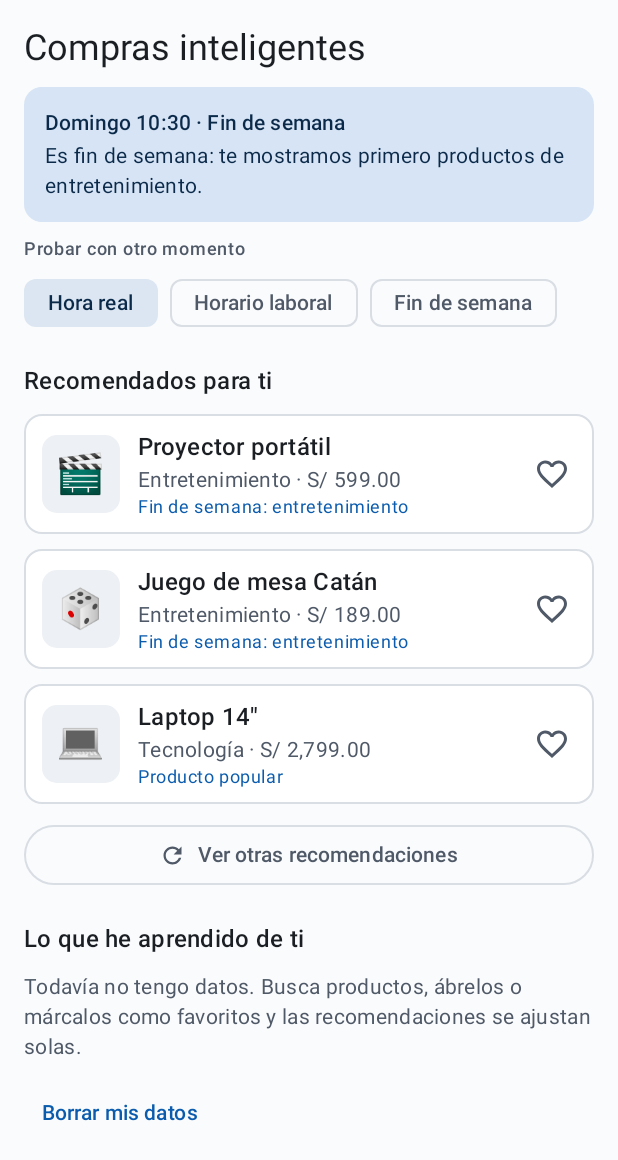
After one commit to AbnerGA7/ComprasInteligentes, an Android app built with Jetpack Compose: the composable RecomendadosScreen shown on its own in the app's theme, on a phone screen of 412 x 824 dp. The commit adds this screen. Shown: the top 1160 px of the screen. Run offline under Robolectric (Android 15) with nearby library versions, the phone set to English and light mode, and no system bars; 2 statements that could not run were skipped.

Commit message:
Diseño la interfaz simple: Para ti, Productos y Favoritos
Tema claro y sobrio, filas de producto con motivo de la recomendación y
detalle en diálogo.

```diff
--- /dev/null
+++ b/app/src/main/java/com/grupo3/compras/ui/Componentes.kt
@@ -0,0 +1,158 @@
+package com.grupo3.compras.ui
+
+import androidx.compose.foundation.BorderStroke
+import androidx.compose.foundation.background
+import androidx.compose.foundation.clickable
+import androidx.compose.foundation.layout.Arrangement
+import androidx.compose.foundation.layout.Box
+import androidx.compose.foundation.layout.Column
+import androidx.compose.foundation.layout.Row
+import androidx.compose.foundation.layout.Spacer
+import androidx.compose.foundation.layout.fillMaxWidth
+import androidx.compose.foundation.layout.padding
+import androidx.compose.foundation.layout.size
+import androidx.compose.foundation.layout.width
+import androidx.compose.foundation.shape.RoundedCornerShape
+import androidx.compose.material.icons.Icons
+import androidx.compose.material.icons.filled.Favorite
+import androidx.compose.material.icons.filled.FavoriteBorder
+import androidx.compose.material3.AlertDialog
+import androidx.compose.material3.Icon
+import androidx.compose.material3.IconButton
+import androidx.compose.material3.MaterialTheme
+import androidx.compose.material3.Surface
+import androidx.compose.material3.Text
+import androidx.compose.material3.TextButton
+import androidx.compose.runtime.Composable
+import androidx.compose.ui.Alignment
+import androidx.compose.ui.Modifier
+import androidx.compose.ui.graphics.Color
+import androidx.compose.ui.text.font.FontWeight
+import androidx.compose.ui.text.style.TextAlign
+import androidx.compose.ui.text.style.TextOverflow
+import androidx.compose.ui.unit.dp
+import androidx.compose.ui.unit.sp
+import com.grupo3.compras.domain.Producto
+
+private val RojoFavorito = Color(0xFFC62828)
+
+@Composable
+fun FilaProducto(
+    producto: Producto,
+    esFavorito: Boolean,
+    onClick: () -> Unit,
+    onFavorito: () -> Unit,
+    modifier: Modifier = Modifier,
+    motivo: String? = null
+) {
+    Surface(
+        shape = RoundedCornerShape(12.dp),
+        color = MaterialTheme.colorScheme.surface,
+        border = BorderStroke(1.dp, MaterialTheme.colorScheme.outlineVariant),
+        modifier = modifier.fillMaxWidth()
+    ) {
+        Row(
+            modifier = Modifier
+                .clickable(onClick = onClick)
+                .padding(start = 12.dp, top = 10.dp, bottom = 10.dp, end = 4.dp),
+            verticalAlignment = Alignment.CenterVertically
+        ) {
+            Box(
+                modifier = Modifier
+                    .size(52.dp)
+                    .background(MaterialTheme.colorScheme.surfaceVariant, RoundedCornerShape(10.dp)),
+                contentAlignment = Alignment.Center
+            ) {
+                Text(producto.emoji, fontSize = 26.sp)
+            }
+            Spacer(Modifier.width(12.dp))
+            Column(Modifier.weight(1f)) {
+                Text(
+                    producto.nombre,
+                    style = MaterialTheme.typography.titleMedium,
+                    maxLines = 2,
+                    overflow = TextOverflow.Ellipsis
+                )
+                Text(
+                    "${producto.categoria.etiqueta} · ${producto.precio.soles()}",
+                    style = MaterialTheme.typography.bodyMedium,
+                    color = MaterialTheme.colorScheme.onSurfaceVariant
+                )
+                if (motivo != null) {
+                    Text(
+                        motivo,
+                        style = MaterialTheme.typography.bodySmall,
+                        color = MaterialTheme.colorScheme.primary
+                    )
+                }
+            }
+            IconButton(onClick = onFavorito) {
+                Icon(
+                    imageVector = if (esFavorito) Icons.Filled.Favorite else Icons.Filled.FavoriteBorder,
+                    contentDescription = if (esFavorito) "Quitar de favoritos" else "Agregar a favoritos",
+                    tint = if (esFavorito) RojoFavorito else MaterialTheme.colorScheme.onSurfaceVariant
+                )
+            }
+        }
+    }
+}
+
+@Composable
+fun DetalleProducto(
+    producto: Producto,
+    esFavorito: Boolean,
+    onFavorito: () -> Unit,
+    onCerrar: () -> Unit
+) {
+    AlertDialog(
+        onDismissRequest = onCerrar,
+        containerColor = MaterialTheme.colorScheme.surface,
+        title = { Text(producto.nombre) },
+        text = {
+            Column(verticalArrangement = Arrangement.spacedBy(8.dp)) {
+                Text(producto.emoji, fontSize = 44.sp)
+                Text(
+                    "${producto.categoria.etiqueta} · ${producto.precio.soles()}",
+                    style = MaterialTheme.typography.titleSmall,
+                    fontWeight = FontWeight.SemiBold
+                )
+                Text(producto.descripcion, style = MaterialTheme.typography.bodyMedium)
+            }
+        },
+        confirmButton = {
+            TextButton(onClick = onFavorito) {
+                Text(if (esFavorito) "Quitar de favoritos" else "Agregar a favoritos")
+            }
+        },
+        dismissButton = { TextButton(onClick = onCerrar) { Text("Cerrar") } }
+    )
+}
+
+@Composable
+fun TituloSeccion(texto: String, modifier: Modifier = Modifier) {
+    Text(
+        texto,
+        style = MaterialTheme.typography.titleMedium,
+        fontWeight = FontWeight.SemiBold,
+        modifier = modifier
+    )
+}
+
+@Composable
+fun EstadoVacio(titulo: String, detalle: String, modifier: Modifier = Modifier) {
+    Column(
+        modifier = modifier
+            .fillMaxWidth()
+            .padding(horizontal = 24.dp, vertical = 40.dp),
+        horizontalAlignment = Alignment.CenterHorizontally,
+        verticalArrangement = Arrangement.spacedBy(6.dp)
+    ) {
+        Text(titulo, style = MaterialTheme.typography.titleMedium, textAlign = TextAlign.Center)
+        Text(
+            detalle,
+            style = MaterialTheme.typography.bodyMedium,
+            color = MaterialTheme.colorScheme.onSurfaceVariant,
+            textAlign = TextAlign.Center
+        )
+    }
+}
--- /dev/null
+++ b/app/src/main/java/com/grupo3/compras/ui/RecomendadosScreen.kt
@@ -0,0 +1,194 @@
+package com.grupo3.compras.ui
+
+import androidx.compose.foundation.horizontalScroll
+import androidx.compose.foundation.layout.Arrangement
+import androidx.compose.foundation.layout.Column
+import androidx.compose.foundation.layout.PaddingValues
+import androidx.compose.foundation.layout.Row
+import androidx.compose.foundation.layout.Spacer
+import androidx.compose.foundation.layout.fillMaxWidth
+import androidx.compose.foundation.layout.padding
+import androidx.compose.foundation.layout.size
+import androidx.compose.foundation.layout.width
+import androidx.compose.foundation.lazy.LazyColumn
+import androidx.compose.foundation.lazy.items
+import androidx.compose.foundation.rememberScrollState
+import androidx.compose.material.icons.Icons
+import androidx.compose.material.icons.filled.Refresh
+import androidx.compose.material3.AlertDialog
+import androidx.compose.material3.ExperimentalMaterial3Api
+import androidx.compose.material3.FilterChip
+import androidx.compose.material3.Icon
+import androidx.compose.material3.LinearProgressIndicator
+import androidx.compose.material3.MaterialTheme
+import androidx.compose.material3.OutlinedButton
+import androidx.compose.material3.Surface
+import androidx.compose.material3.Text
+import androidx.compose.material3.TextButton
+import androidx.compose.runtime.Composable
+import androidx.compose.runtime.getValue
+import androidx.compose.runtime.mutableStateOf
+import androidx.compose.runtime.saveable.rememberSaveable
+import androidx.compose.runtime.setValue
+import androidx.compose.ui.Modifier
+import androidx.compose.ui.unit.dp
+import androidx.lifecycle.compose.collectAsStateWithLifecycle
+import com.grupo3.compras.domain.Franja
+import java.time.format.DateTimeFormatter
+import java.util.Locale
+
+private val FormatoDia: DateTimeFormatter = DateTimeFormatter.ofPattern("EEEE HH:mm", Locale.forLanguageTag("es-PE"))
+
+private fun explicacion(franja: Franja): String = when (franja) {
+    Franja.LABORAL -> "Es horario laboral: te mostramos primero artículos de oficina."
+    Franja.FIN_DE_SEMANA -> "Es fin de semana: te mostramos primero productos de entretenimiento."
+    Franja.OTRO -> "Fuera de horario laboral: te recomendamos según lo que más te interesa."
+}
+
+@OptIn(ExperimentalMaterial3Api::class)
+@Composable
+fun RecomendadosScreen(vm: ComprasViewModel, modifier: Modifier = Modifier) {
+    val recomendaciones by vm.recomendaciones.collectAsStateWithLifecycle()
+    val favoritos by vm.favoritos.collectAsStateWithLifecycle()
+    val franja by vm.franja.collectAsStateWithLifecycle()
+    val ahora by vm.ahora.collectAsStateWithLifecycle()
+    val modo by vm.modoHora.collectAsStateWithLifecycle()
+    val gustos by vm.gustos.collectAsStateWithLifecycle()
+    var confirmarBorrado by rememberSaveable { mutableStateOf(false) }
+
+    LazyColumn(
+        modifier = modifier,
+        contentPadding = PaddingValues(16.dp),
+        verticalArrangement = Arrangement.spacedBy(10.dp)
+    ) {
+        item {
+            Text("Compras inteligentes", style = MaterialTheme.typography.headlineSmall)
+        }
+
+        // Contexto: día y hora
+        item {
+            Surface(
+                shape = MaterialTheme.shapes.medium,
+                color = MaterialTheme.colorScheme.primaryContainer,
+                modifier = Modifier.fillMaxWidth()
+            ) {
+                Column(Modifier.padding(14.dp), verticalArrangement = Arrangement.spacedBy(2.dp)) {
+                    val dia = ahora.format(FormatoDia).replaceFirstChar { it.uppercase() }
+                    Text(
+                        "$dia · ${franja.etiqueta}",
+                        style = MaterialTheme.typography.titleSmall,
+                        color = MaterialTheme.colorScheme.onPrimaryContainer
+                    )
+                    Text(
+                        explicacion(franja),
+                        style = MaterialTheme.typography.bodyMedium,
+                        color = MaterialTheme.colorScheme.onPrimaryContainer
+                    )
+                }
+            }
+        }
+        item {
+            Column(verticalArrangement = Arrangement.spacedBy(4.dp)) {
+                Text(
+                    "Probar con otro momento",
+                    style = MaterialTheme.typography.labelMedium,
+                    color = MaterialTheme.colorScheme.onSurfaceVariant
+                )
+                Row(
+                    modifier = Modifier.horizontalScroll(rememberScrollState()),
+                    horizontalArrangement = Arrangement.spacedBy(8.dp)
+                ) {
+                    ModoHora.entries.forEach { opcion ->
+                        FilterChip(
+                            selected = modo == opcion,
+                            onClick = { vm.elegirModoHora(opcion) },
+                            label = { Text(opcion.etiqueta) }
+                        )
+                    }
+                }
+            }
+        }
+
+        // Las 3 recomendaciones
+        item { TituloSeccion("Recomendados para ti", Modifier.padding(top = 6.dp)) }
+        if (recomendaciones.isEmpty()) {
+            item { EstadoVacio("No hay más productos", "Ya marcaste todo el catálogo como favorito.") }
+        } else {
+            items(recomendaciones, key = { it.producto.id }) { rec ->
+                FilaProducto(
+                    producto = rec.producto,
+                    esFavorito = rec.producto.id in favoritos,
+                    motivo = rec.motivo,
+                    onClick = { vm.abrirProducto(rec.producto) },
+                    onFavorito = { vm.alternarFavorito(rec.producto) }
+                )
+            }
+        }
+        item {
+            OutlinedButton(onClick = vm::verOtras, modifier = Modifier.fillMaxWidth()) {
+                Icon(Icons.Filled.Refresh, contentDescription = null, modifier = Modifier.size(18.dp))
+                Spacer(Modifier.width(8.dp))
+                Text("Ver otras recomendaciones")
+            }
+        }
+
+        // Lo que aprendió
+        item { TituloSeccion("Lo que he aprendido de ti", Modifier.padding(top = 10.dp)) }
+        if (gustos.isEmpty()) {
+            item {
+                Text(
+                    "Todavía no tengo datos. Busca productos, ábrelos o márcalos como favoritos y las recomendaciones se ajustan solas.",
+                    style = MaterialTheme.typography.bodyMedium,
+                    color = MaterialTheme.colorScheme.onSurfaceVariant
+                )
+            }
+        } else {
+            val maximo = gustos.first().second
+            items(gustos, key = { it.first.name }) { (categoria, puntos) ->
+                Column(verticalArrangement = Arrangement.spacedBy(4.dp)) {
+                    Row(Modifier.fillMaxWidth(), horizontalArrangement = Arrangement.SpaceBetween) {
+                        Text(categoria.etiqueta, style = MaterialTheme.typography.bodyMedium)
+                        Text(
+                            String.format(Locale.US, "%.1f pts", puntos),
+                            style = MaterialTheme.typography.bodyMedium,
+                            color = MaterialTheme.colorScheme.onSurfaceVariant
+                        )
+                    }
+                    LinearProgressIndicator(
+                        progress = { (puntos / maximo).toFloat() },
+                        modifier = Modifier.fillMaxWidth(),
+                        color = MaterialTheme.colorScheme.primary,
+                        trackColor = MaterialTheme.colorScheme.surfaceVariant
+                    )
+                }
+            }
+            item {
+                Text(
+                    "Búsqueda = 1 punto, clic = 2, favorito = 3. Lo reciente pesa más.",
+                    style = MaterialTheme.typography.bodySmall,
+                    color = MaterialTheme.colorScheme.onSurfaceVariant
+                )
+            }
+        }
+
+        item {
+            TextButton(onClick = { confirmarBorrado = true }) { Text("Borrar mis datos") }
+        }
+    }
+
+    if (confirmarBorrado) {
+        AlertDialog(
+            onDismissRequest = { confirmarBorrado = false },
+            containerColor = MaterialTheme.colorScheme.surface,
+            title = { Text("Borrar mis datos") },
+            text = { Text("Se eliminan tus búsquedas, clics y favoritos de este teléfono.") },
+            confirmButton = {
+                TextButton(onClick = {
+                    vm.borrarMisDatos()
+                    confirmarBorrado = false
+                }) { Text("Borrar") }
+            },
+            dismissButton = { TextButton(onClick = { confirmarBorrado = false }) { Text("Cancelar") } }
+        )
+    }
+}
```
Also changed, not shown: app/src/main/java/com/grupo3/compras/ui/FavoritosScreen.kt (added, +43 -0 lines), app/src/main/java/com/grupo3/compras/ui/MainActivity.kt (+35 -68 lines), app/src/main/java/com/grupo3/compras/ui/ProductosScreen.kt (added, +121 -0 lines).
